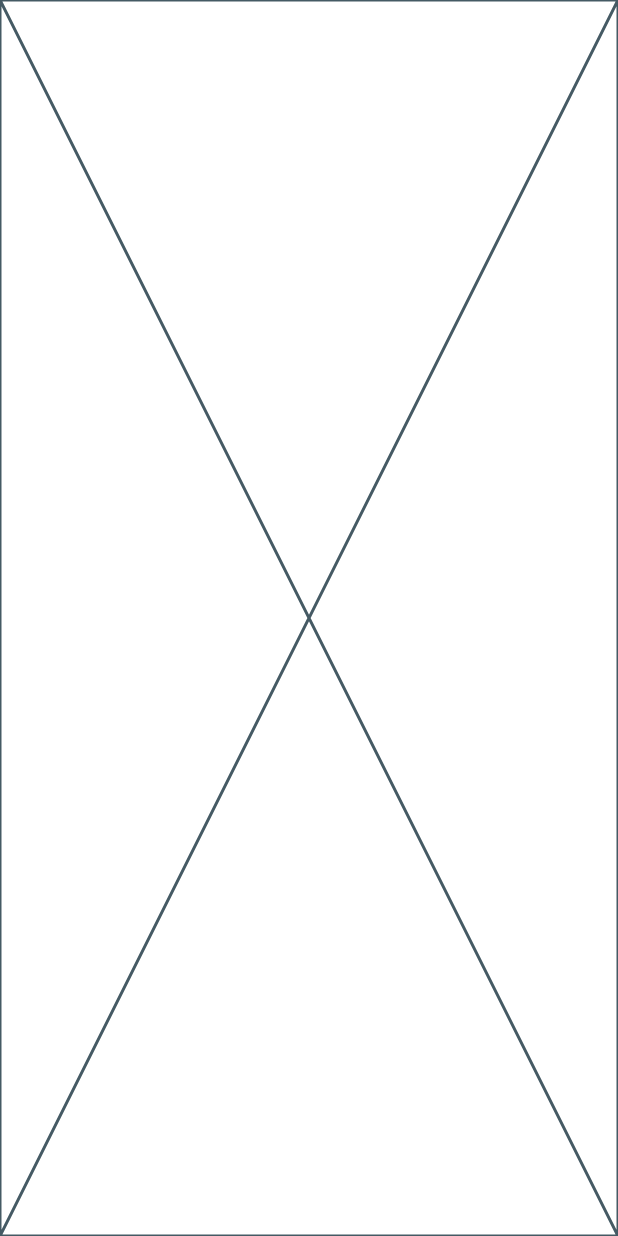
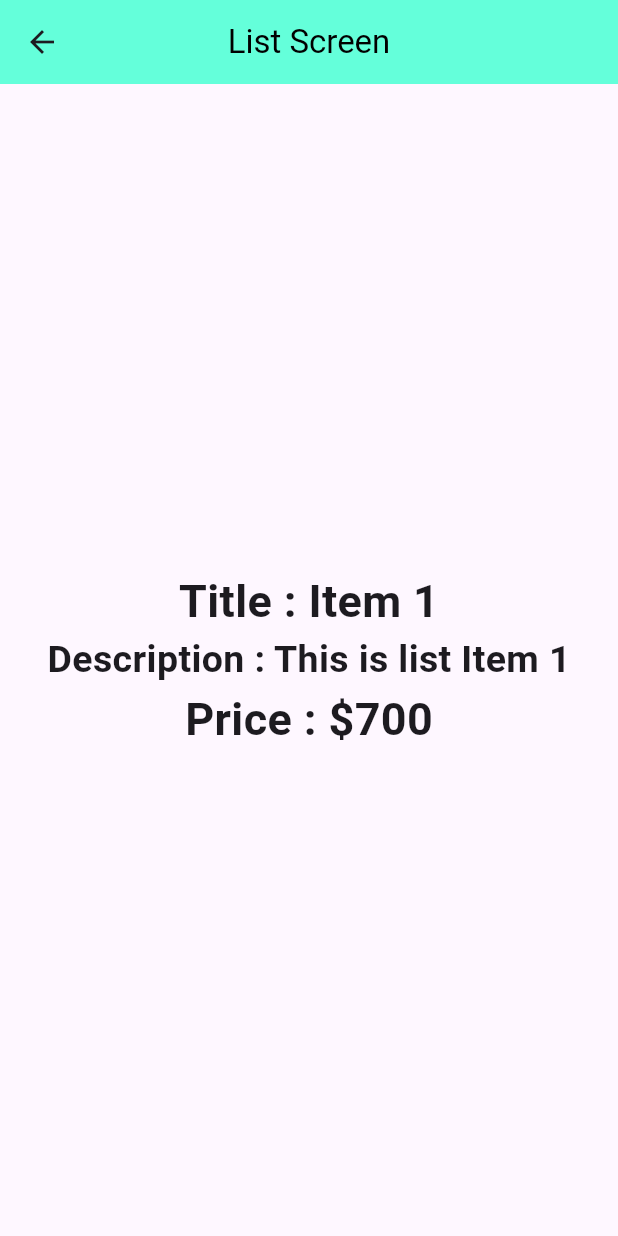
Before and after one commit to Ratndeep1999/daily_practice_of_flutter, a Flutter app: the screen it shows after launch, after a tap on "Title : Item 1", on a phone screen of 412 x 824 dp. Run offline on Flutter 3.47's test engine with Material 3 defaults, Android fonts, the phone set to English and light mode, and no system bars.

Commit message:
details_screen.dart : data received through list item

```diff
--- a/lib/details_screen.dart
+++ b/lib/details_screen.dart
@@ -10,6 +10,35 @@ class DetailsScreen extends StatefulWidget {
 class _DetailsScreenState extends State<DetailsScreen> {
   @override
   Widget build(BuildContext context) {
-    return const Placeholder();
+    final Map getData = ModalRoute.of(context)?.settings.arguments as Map;
+
+    return Scaffold(
+      appBar: AppBar(
+        title: Text('List Screen', style: TextStyle(color: Colors.black)),
+        centerTitle: true,
+        backgroundColor: Colors.tealAccent,
+      ),
+      body: SafeArea(
+        child: Center(
+          child: Column(
+            mainAxisAlignment: MainAxisAlignment.center,
+            children: [
+              Text(
+                'Title : ${getData['title']}',
+                style: TextStyle(fontSize: 30, fontWeight: FontWeight.bold),
+              ),
+              Text(
+                'Description : ${getData['description']}',
+                style: TextStyle(fontSize: 25, fontWeight: FontWeight.bold),
+              ),
+              Text(
+                'Price : \$${getData['price']}',
+                style: TextStyle(fontSize: 30, fontWeight: FontWeight.bold),
+              ),
+            ],
+          ),
+        ),
+      ),
+    );
   }
 }
```
